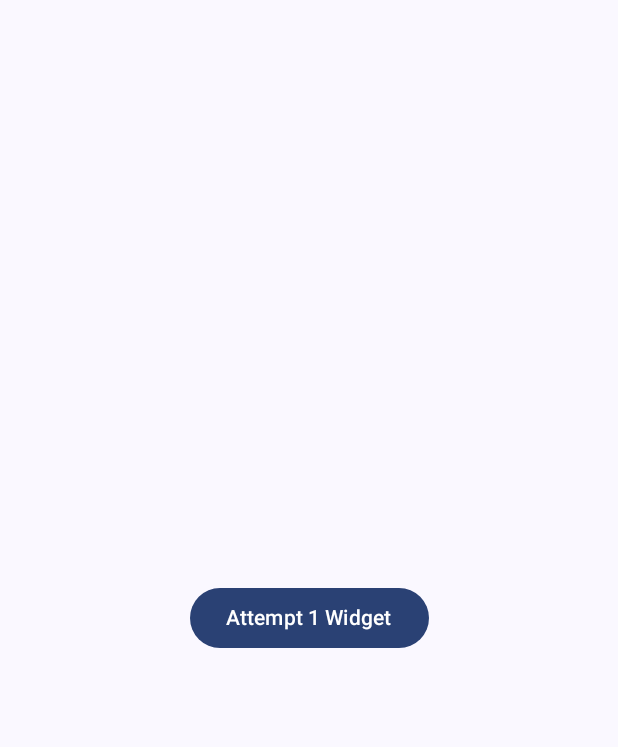
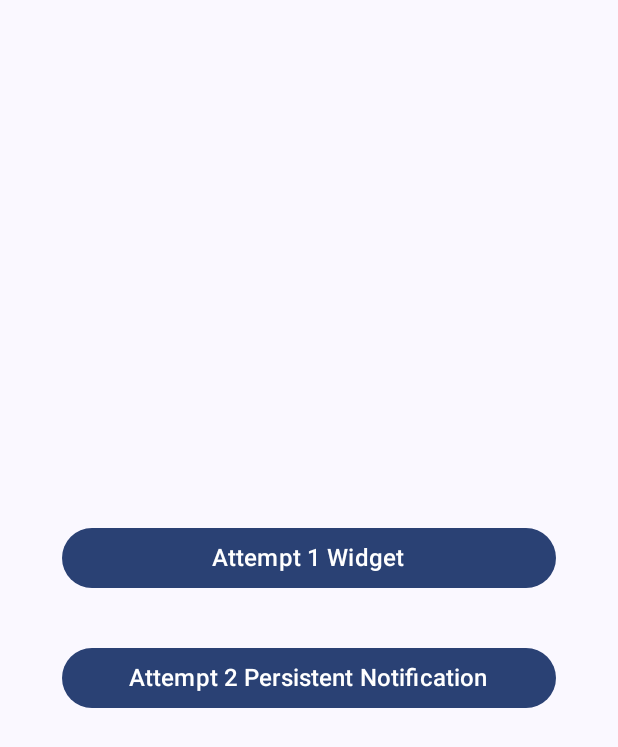
Before and after one commit to albertoCarrilloP/LiveActivityPOC, an Android app built with Jetpack Compose: the screen it shows after launch (MainActivity), on a phone screen of 412 x 824 dp. Shown: the top 747 px of the screen. Run offline under Robolectric (Android 15) with nearby library versions, the phone set to English and light mode, and no system bars.

Commit message:
add second attempt, a persistent notification that is updated

```diff
--- a/app/src/main/AndroidManifest.xml
+++ b/app/src/main/AndroidManifest.xml
@@ -4,6 +4,7 @@
 
     <uses-permission android:name="android.permission.FOREGROUND_SERVICE" />
     <uses-permission android:name="android.permission.FOREGROUND_SERVICE_SPECIAL_USE" />
+    <uses-permission android:name="android.permission.POST_NOTIFICATIONS" />
 
     <application
         android:allowBackup="true"
--- a/app/src/main/java/com/wizeline/liveactivitypoc/MainActivity.kt
+++ b/app/src/main/java/com/wizeline/liveactivitypoc/MainActivity.kt
@@ -1,18 +1,22 @@
 package com.wizeline.liveactivitypoc
 
+import android.Manifest
+import android.app.Notification
 import android.app.NotificationChannel
 import android.app.NotificationManager
-import android.appwidget.AppWidgetManager
-import android.content.ComponentName
 import android.content.Context
 import android.content.Intent
+import android.content.pm.PackageManager
 import android.os.Build
 import android.os.Bundle
 import androidx.activity.ComponentActivity
 import androidx.activity.compose.setContent
+import androidx.activity.result.contract.ActivityResultContracts
 import androidx.compose.foundation.layout.Arrangement
 import androidx.compose.foundation.layout.Column
+import androidx.compose.foundation.layout.Spacer
 import androidx.compose.foundation.layout.fillMaxSize
+import androidx.compose.foundation.layout.fillMaxWidth
 import androidx.compose.material3.Button
 import androidx.compose.material3.MaterialTheme
 import androidx.compose.material3.Surface
@@ -21,9 +25,22 @@ import androidx.compose.runtime.Composable
 import androidx.compose.ui.Alignment
 import androidx.compose.ui.Modifier
 import androidx.compose.ui.tooling.preview.Preview
+import androidx.compose.ui.unit.dp
+import androidx.compose.ui.unit.sp
+import androidx.core.app.ActivityCompat
+import androidx.core.app.NotificationCompat
+import androidx.core.app.NotificationManagerCompat
+import androidx.lifecycle.lifecycleScope
 import com.wizeline.liveactivitypoc.ui.theme.LiveActivityPOCTheme
+import kotlinx.coroutines.cancel
+import kotlinx.coroutines.delay
+import kotlinx.coroutines.launch
 
 class MainActivity : ComponentActivity() {
+    private val pushNotificationPermissionLauncher = registerForActivityResult(
+        ActivityResultContracts.RequestPermission()
+    ) { }
+
     override fun onCreate(savedInstanceState: Bundle?) {
         super.onCreate(savedInstanceState)
         setContent {
@@ -33,11 +50,38 @@ class MainActivity : ComponentActivity() {
                     modifier = Modifier.fillMaxSize(),
                     color = MaterialTheme.colorScheme.background
                 ) {
-                    LiveActivityAttempts(onWidgetClicked = { startWidgetRunningService()})
+                    LiveActivityAttempts(
+                        onWidgetClicked = { startWidgetRunningService() },
+                        onPersistentNotificationClicked = { runPersistentNotifications() }
+                    )
                 }
             }
         }
         createNotificationChannel()
+        addPostNotificationPermissions()
+    }
+
+    private fun runPersistentNotifications() {
+        lifecycleScope.launch {
+            var distance = 0
+            var time = 0
+            while (true) {
+                createPersistentNotification(distance, time)
+                delay(1000)
+                distance += 37
+                time += 1
+                if (time == 30) cancel()
+            }
+        }
+    }
+
+    private fun addPostNotificationPermissions() {
+        val areNotificationsEnabled =
+            NotificationManagerCompat.from(this@MainActivity).areNotificationsEnabled()
+        if (areNotificationsEnabled) return
+        if (Build.VERSION.SDK_INT >= Build.VERSION_CODES.TIRAMISU) {
+            pushNotificationPermissionLauncher.launch(Manifest.permission.POST_NOTIFICATIONS)
+        }
     }
 
     private fun startWidgetRunningService() {
@@ -62,18 +106,55 @@ class MainActivity : ComponentActivity() {
             notificationManager.createNotificationChannel(channel)
         }
     }
+
+    private fun createPersistentNotification(distance: Int, time: Int) {
+        val notificationBuilder = NotificationCompat.Builder(this, "CHANNEL_ID")
+            .setOngoing(true)
+            .setOnlyAlertOnce(true)
+            .setSmallIcon(R.drawable.ic_run)
+            .setContentTitle("Running Distance")
+            .setContentText("$distance mts - 00:$time s")
+            .setCategory(Notification.CATEGORY_SERVICE)
+            .setPriority(NotificationCompat.PRIORITY_LOW)
+
+        val notification = notificationBuilder.build()
+        if (ActivityCompat.checkSelfPermission(
+                this,
+                Manifest.permission.POST_NOTIFICATIONS
+            ) != PackageManager.PERMISSION_GRANTED
+        ) {
+            NotificationManagerCompat.from(this).notify(1, notification)
+        } else {
+            NotificationManagerCompat.from(this).notify(1, notification)
+        }
+    }
 }
 
 @Composable
-fun LiveActivityAttempts(onWidgetClicked: () -> Unit, modifier: Modifier = Modifier) {
+fun LiveActivityAttempts(
+    onWidgetClicked: () -> Unit,
+    onPersistentNotificationClicked: () -> Unit,
+    modifier: Modifier = Modifier
+) {
     Column(
         modifier = modifier.fillMaxSize(),
         horizontalAlignment = Alignment.CenterHorizontally,
-        verticalArrangement = Arrangement.Center
+        verticalArrangement = Arrangement.spacedBy(32.dp)
     ) {
-        Button(onClick = { onWidgetClicked() }) {
-            Text(text = "Attempt 1 Widget")
-        }
+        Spacer(Modifier.weight(1f))
+        Button80Percent("Attempt 1 Widget", onWidgetClicked)
+        Button80Percent("Attempt 2 Persistent Notification", onPersistentNotificationClicked)
+        Spacer(Modifier.weight(1f))
+    }
+}
+
+@Composable
+private fun Button80Percent(text: String, onWidgetClicked: () -> Unit) {
+    Button(modifier = Modifier.fillMaxWidth(.8f), onClick = { onWidgetClicked() }) {
+        Text(
+            text = text,
+            fontSize = 16.sp
+        )
     }
 }
 
@@ -81,6 +162,6 @@ fun LiveActivityAttempts(onWidgetClicked: () -> Unit, modifier: Modifier = Modif
 @Composable
 fun GreetingPreview() {
     LiveActivityPOCTheme {
-        LiveActivityAttempts(onWidgetClicked = {})
+        LiveActivityAttempts(onWidgetClicked = {}, onPersistentNotificationClicked = {})
     }
 }
--- a/app/src/main/res/drawable/ic_run.xml
+++ b/app/src/main/res/drawable/ic_run.xml
@@ -1,4 +1,4 @@
-<vector xmlns:android="http://schemas.android.com/apk/res/android" android:height="24dp" android:tint="#000000" android:viewportHeight="24" android:viewportWidth="24" android:width="24dp">
+<vector xmlns:android="http://schemas.android.com/apk/res/android" android:height="24dp" android:tint="#1555BF" android:viewportHeight="24" android:viewportWidth="24" android:width="24dp">
 
     <path android:fillColor="@android:color/white" android:pathData="M12,2C6.48,2 2,6.48 2,12c0,5.52 4.48,10 10,10s10,-4.48 10,-10C22,6.48 17.52,2 12,2zM13.5,6c0.55,0 1,0.45 1,1c0,0.55 -0.45,1 -1,1s-1,-0.45 -1,-1C12.5,6.45 12.95,6 13.5,6zM16,12c-0.7,0 -2.01,-0.54 -2.91,-1.76l-0.41,2.35L14,14.03V18h-1v-3.58l-1.11,-1.21l-0.52,2.64L7.6,15.08l0.2,-0.98l2.78,0.57l0.96,-4.89L10,10.35V12H9V9.65l3.28,-1.21c0.49,-0.18 1.03,0.06 1.26,0.53C14.37,10.67 15.59,11 16,11V12z"/>
 
```
